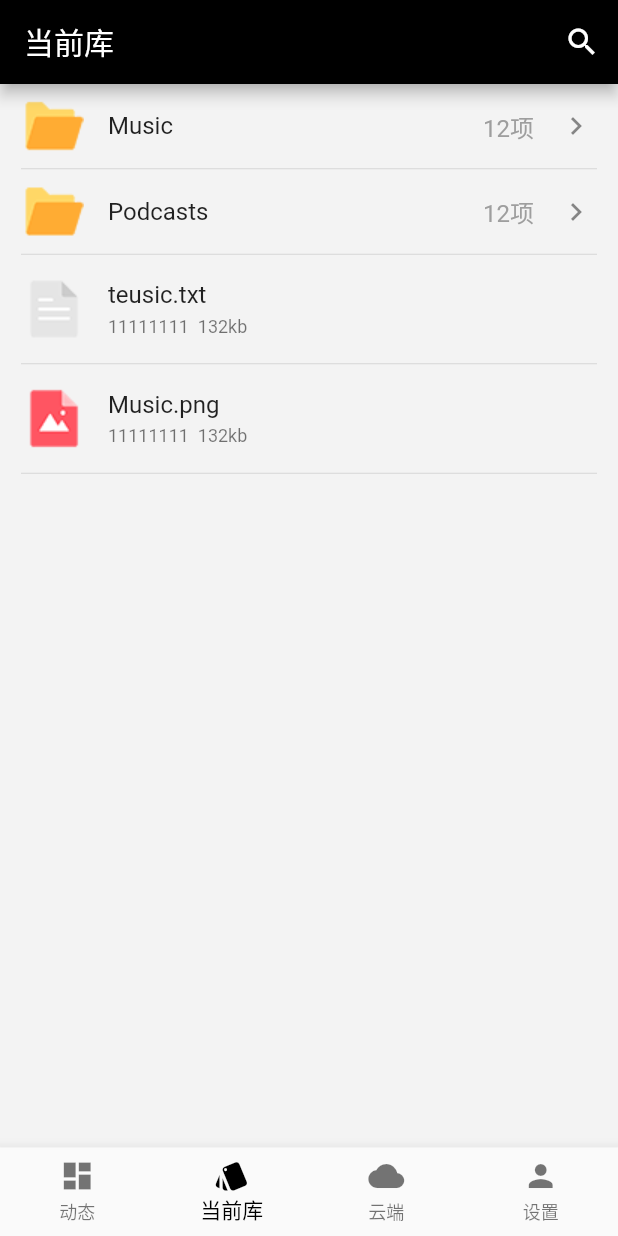
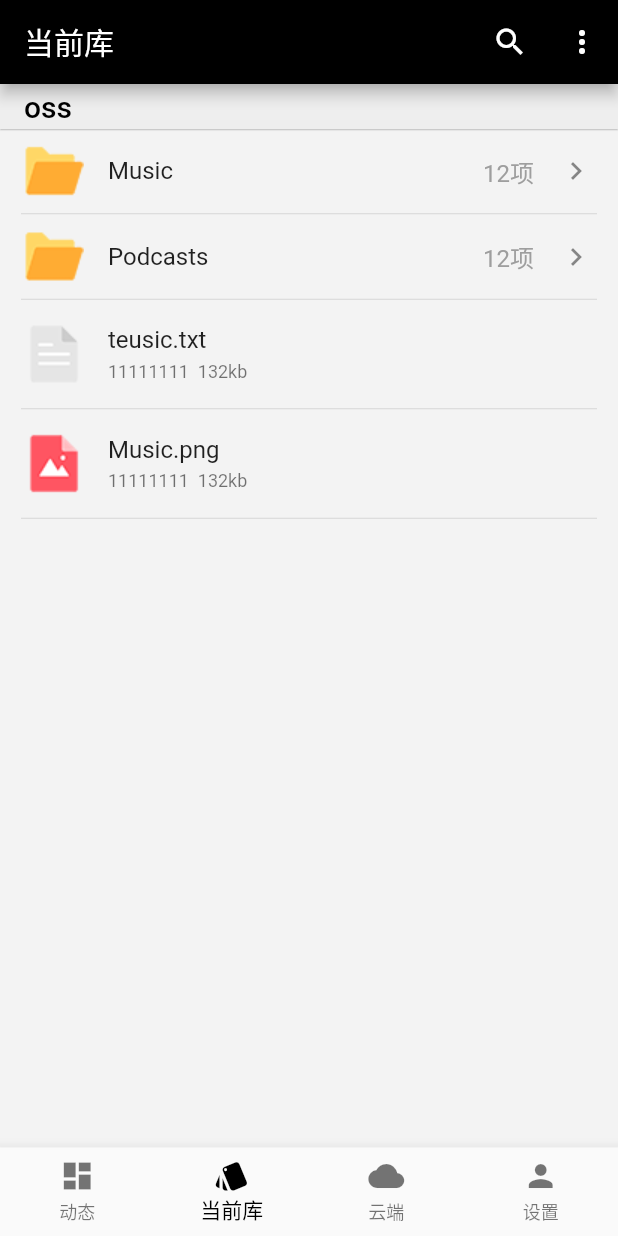
Before and after one commit to nbcx/nbox, a Flutter app: the screen it shows after launch, item 2 of the bottom bar chosen, on a phone screen of 412 x 824 dp. Run offline on Flutter 3.47's test engine with Material 2 defaults, Android fonts, the phone set to English and light mode, and no system bars; our stand-ins replace dio, flutter_easyrefresh, image_picker, photo_view, shared_preferences, sqflite and 2 more; missing offline and left inert: xml2json; accounts and stored records are empty; network calls fail; statements that could not run were skipped.

Commit message:
梳理一些界面逻辑

```diff
--- a/lib/file_manage_page.dart
+++ b/lib/file_manage_page.dart
@@ -2,6 +2,11 @@ import 'package:flutter/material.dart';
 import 'search_result_view.dart';
 import 'file_view.dart';
 
+enum DismissDialogAction {
+    cancel,
+    discard,
+    save,
+}
 class FileManagePage extends StatefulWidget {
 
   @override
@@ -13,7 +18,6 @@ class _FileManagePageState extends State<FileManagePage> {
 
     final _SearchDemoSearchDelegate _delegate = _SearchDemoSearchDelegate();
     final GlobalKey<ScaffoldState> _scaffoldKey = GlobalKey<ScaffoldState>();
-
     int _lastIntegerSelected;
 
     @override
@@ -38,29 +42,45 @@ class _FileManagePageState extends State<FileManagePage> {
                         }
                       },
                     ),
-                    /*
-                    new PopupMenuButton(
-                        icon:const Icon(Icons.add),
-                        onSelected: (String value){
-                            print("onSelected $value");
-                        },
-                        itemBuilder: (BuildContext context) =><PopupMenuItem<String>>[
-                            new PopupMenuItem(
-                                value:"选项一的内容",
-                                child: new Text("选项一")
-                            ),
-                            new PopupMenuItem(
-                                value: "选项二的内容",
-                                child: new Text("选项二")
-                            )
-                        ]
+                    /**/
+                    IconButton(
+                        icon: Icon(
+                            Theme.of(context).platform == TargetPlatform.iOS
+                                ? Icons.more_horiz
+                                : Icons.more_vert,
+                        ),
+                        tooltip: 'Show menu',
+                        onPressed: (){
+                            showModalBottomSheet<void>(context: context, builder: (BuildContext context) {
+                                return Container(
+                                    child: Padding(
+                                        padding: const EdgeInsets.all(132.0),
+                                        child: Text('This is the modal bottom sheet. Tap anywhere to dismiss.',
+                                            textAlign: TextAlign.center,
+                                            style: TextStyle(
+                                                color: Theme.of(context).accentColor,
+                                                fontSize: 24.0
+                                            )
+                                        )
+                                    )
+                                );
+                            });
+                            /*
+                            Navigator.push(context, MaterialPageRoute<DismissDialogAction>(
+                                builder: (BuildContext context) => ListDemo(),
+                                fullscreenDialog: true,
+                            ));
+                            */
+                            //return _bottomSheet == null ? _showConfigurationSheet : null;
+                        }
                     ),
-                    */
+
                 ],
             ),
             body: FileView(),//SearchResultView(),
         );
     }
+
 }
 
 class _SearchDemoSearchDelegate extends SearchDelegate<int> {
--- a/lib/file_view.dart
+++ b/lib/file_view.dart
@@ -8,7 +8,7 @@ class FileView extends StatefulWidget {
     _FileViewState createState() => _FileViewState();
 }
 
-class _FileViewState extends State<FileView> {
+class _FileViewState extends State<FileView> with AutomaticKeepAliveClientMixin {
 
     List<File> files = [
         File(true, 'Music', 12, 'png'),
@@ -16,6 +16,9 @@ class _FileViewState extends State<FileView> {
         File(false, 'teusic.txt', 12, 'txt'),
         File(false, 'Music.png', 12, 'png'),
     ];
+
+    @override
+    bool get wantKeepAlive => true;
 
     MethodChannel _channel = MethodChannel('openFileChannel');
     Directory parentDir;
@@ -33,7 +36,7 @@ class _FileViewState extends State<FileView> {
 
     _initFiles() async {
         Map result = await Oss().bucket();
-        print(result);
+        print(result['commonPrefixes']);
         //for (var item in files['commonPrefixes']) {
         //
         //}
@@ -54,6 +57,17 @@ class _FileViewState extends State<FileView> {
                 }
             },
             child: Scaffold(
+                appBar: PreferredSize(
+                    child: AppBar(
+                        elevation: 0.4,
+                        centerTitle: false,
+                        backgroundColor: Color(0xffeeeeee),
+                        title: Text(
+                            'oss',
+                            style: TextStyle(color: Colors.black),
+                        ),
+                    ),
+                    preferredSize: Size.fromHeight(30)),
                 /*
                 appBar: AppBar(
                     title: Text(
--- a/lib/home_page.dart
+++ b/lib/home_page.dart
@@ -32,7 +32,7 @@ class _HomePageState extends State<HomePage> with AutomaticKeepAliveClientMixin
     Widget build(BuildContext context) {
       return Scaffold(
         appBar: AppBar(
-            title: Text('图片盒子'),
+            title: Text('网盘盒子'),
             actions: <Widget>[
                 new PopupMenuButton(
                     icon:const Icon(Icons.add),
--- a/lib/navigation_page.dart
+++ b/lib/navigation_page.dart
@@ -5,7 +5,6 @@ import 'login_page.dart';
 import 'cloud_page.dart';
 import 'setting_page.dart';
 import 'file_manage_page.dart';
-
 
 class NavigationPage extends StatefulWidget {
 
```
Also changed, not shown: 1 other file.
